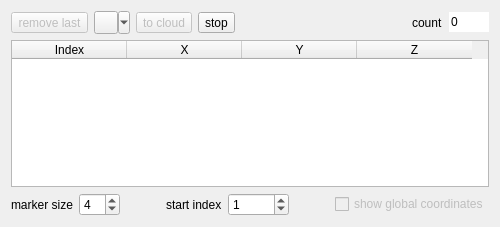
This is qCC/ui_templates/pointListPickingDlg.ui in smittenx/CloudCompare_ReDevelopment as Qt 5 draws it before an edit. The edited form follows.
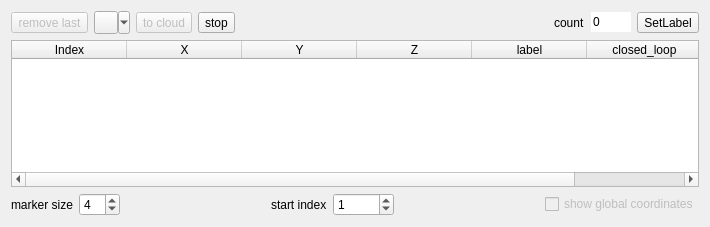
This is the edited form. Icons and pictures are not drawn.

```diff
--- a/qCC/ui_templates/pointListPickingDlg.ui
+++ b/qCC/ui_templates/pointListPickingDlg.ui
@@ -6,7 +6,7 @@
    <rect>
     <x>0</x>
     <y>0</y>
-    <width>500</width>
+    <width>710</width>
     <height>227</height>
    </rect>
   </property>
@@ -144,6 +144,13 @@
        </property>
       </widget>
      </item>
+     <item>
+      <widget class="QToolButton" name="setLabel">
+       <property name="text">
+        <string>SetLabel</string>
+       </property>
+      </widget>
+     </item>
     </layout>
    </item>
    <item>
@@ -157,6 +164,9 @@
      <property name="selectionMode">
       <enum>QAbstractItemView::NoSelection</enum>
      </property>
+     <property name="columnCount">
+      <number>6</number>
+     </property>
      <attribute name="horizontalHeaderDefaultSectionSize">
       <number>115</number>
      </attribute>
@@ -183,6 +193,16 @@
        <string notr="true">Z</string>
       </property>
      </column>
+     <column>
+      <property name="text">
+       <string>label</string>
+      </property>
+     </column>
+     <column>
+      <property name="text">
+       <string>closed_loop</string>
+      </property>
+     </column>
     </widget>
    </item>
    <item>
```
